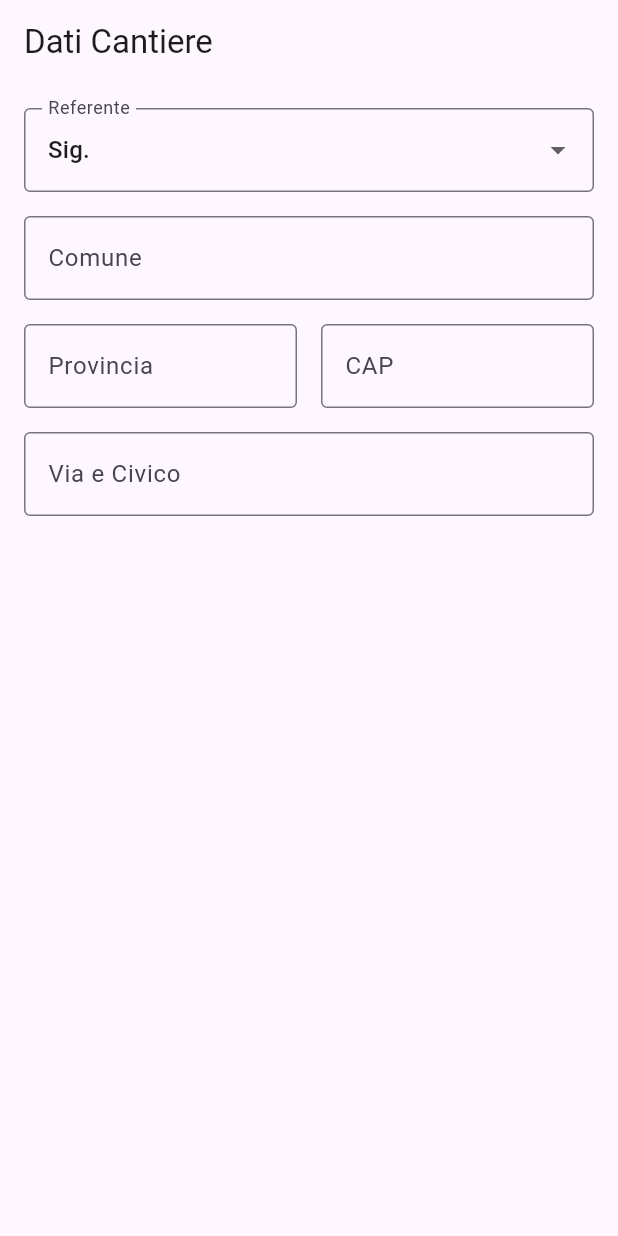
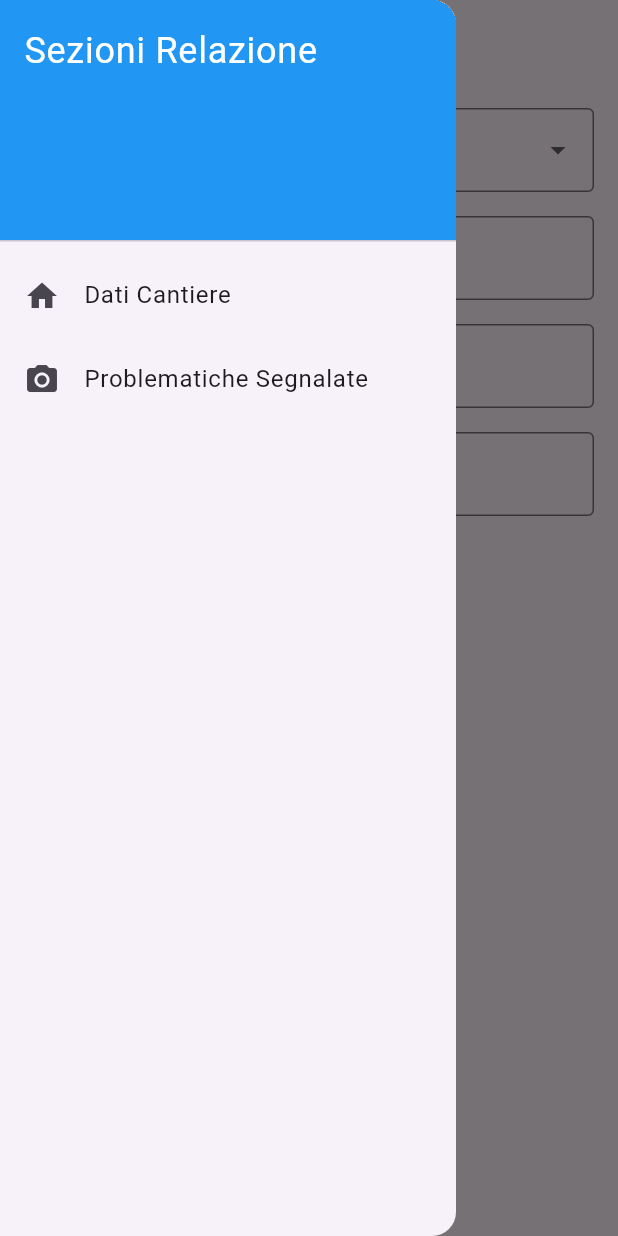
Before and after one commit to ricercaperditeinfiltrazioni/app_infiltrazioni, a Flutter app: the screen it shows after launch, with the side drawer open (before the commit the screen has no drawer), on a phone screen of 412 x 824 dp. Run offline on Flutter 3.47's test engine with Material 3 defaults, Android fonts, the phone set to English and light mode, and no system bars; our stand-ins replace shared_preferences.

Commit message:
Update dati_cantiere_screen.dart

```diff
--- a/lib/screens/dati_cantiere_screen.dart
+++ b/lib/screens/dati_cantiere_screen.dart
@@ -1,6 +1,7 @@
 import 'package:flutter/material.dart';
 import 'package:provider/provider.dart';
 import '../providers/relazione_provider.dart';
+import 'problematiche_screen.dart';
 
 class DatiCantiereScreen extends StatelessWidget {
   const DatiCantiereScreen({super.key});
@@ -12,6 +13,30 @@ class DatiCantiereScreen extends StatelessWidget {
 
     return Scaffold(
       appBar: AppBar(title: const Text('Dati Cantiere')),
+      // NUOVO: Menu laterale per navigare tra le sezioni
+      drawer: Drawer(
+        child: ListView(
+          children: [
+            const DrawerHeader(
+              decoration: BoxDecoration(color: Colors.blue),
+              child: Text('Sezioni Relazione', style: TextStyle(color: Colors.white, fontSize: 24)),
+            ),
+            ListTile(
+              leading: const Icon(Icons.home),
+              title: const Text('Dati Cantiere'),
+              onTap: () => Navigator.pop(context),
+            ),
+            ListTile(
+              leading: const Icon(Icons.camera_alt),
+              title: const Text('Problematiche Segnalate'),
+              onTap: () {
+                Navigator.pop(context); // Chiude il menu
+                Navigator.push(context, MaterialPageRoute(builder: (_) => const ProblematicheScreen()));
+              },
+            ),
+          ],
+        ),
+      ),
       body: SingleChildScrollView(
         padding: const EdgeInsets.all(16.0),
         child: Column(
```
